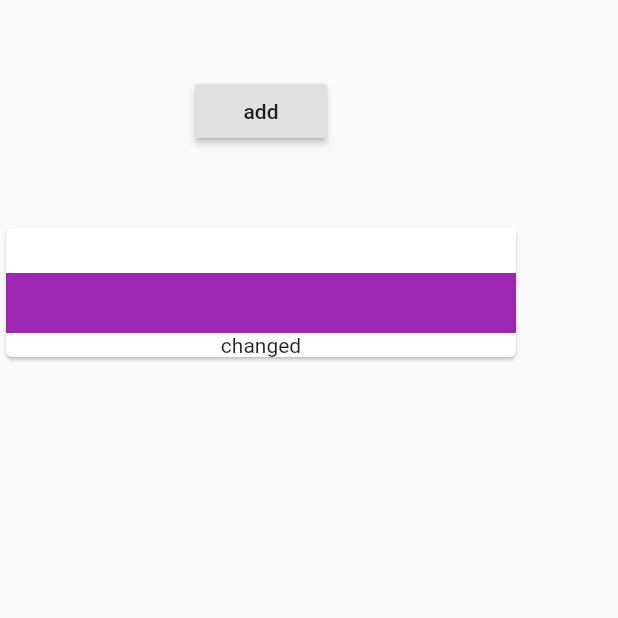
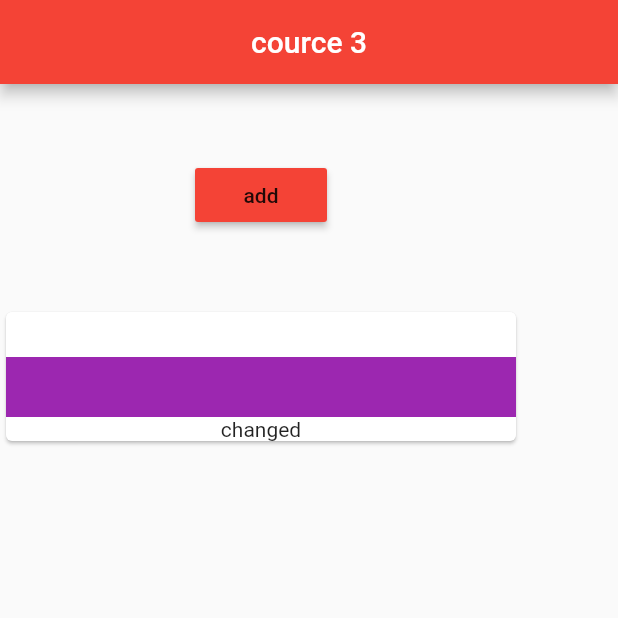
Before and after one commit to akshayyadav76/cource_3, a Flutter app: the screen it shows after launch, on a phone screen of 412 x 824 dp, the top half of it. Run offline on Flutter 3.47's test engine with Material 2 defaults, Android fonts, the phone set to English and light mode, and no system bars.

Commit message:
add colors....

```diff
--- a/lib/main.dart
+++ b/lib/main.dart
@@ -4,6 +4,9 @@ import './products_manager.dart';
 
 main() {
   runApp(MaterialApp(
+   theme: ThemeData(
+     primarySwatch: Colors.red
+   ),
     home: ProductsManager("changed"),
   ));
 }
--- a/lib/products_manager.dart
+++ b/lib/products_manager.dart
@@ -22,11 +22,13 @@ class _ProductsManagerState extends State<ProductsManager> {
 
   @override
   Widget build(BuildContext context) {
+    return Scaffold(
 
-    return Scaffold(
+      appBar: AppBar(title: Text("cource 3"),centerTitle: true,),
         body: Column(children: [Container(
         margin: EdgeInsets.all(50),
         child: RaisedButton(
+          color: Theme.of(context).primaryColor,
           onPressed: () {
             setState(() {
               _products.add(widget.startingproduts);
```
